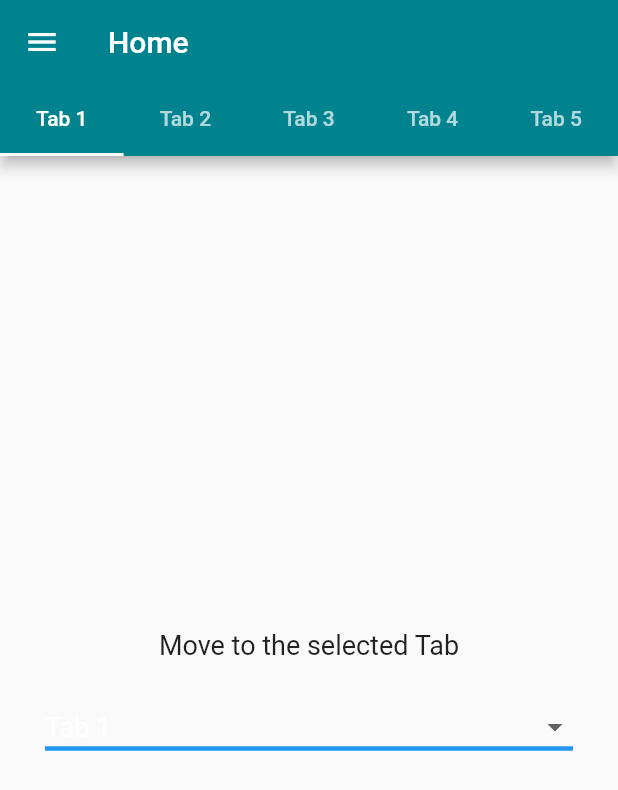
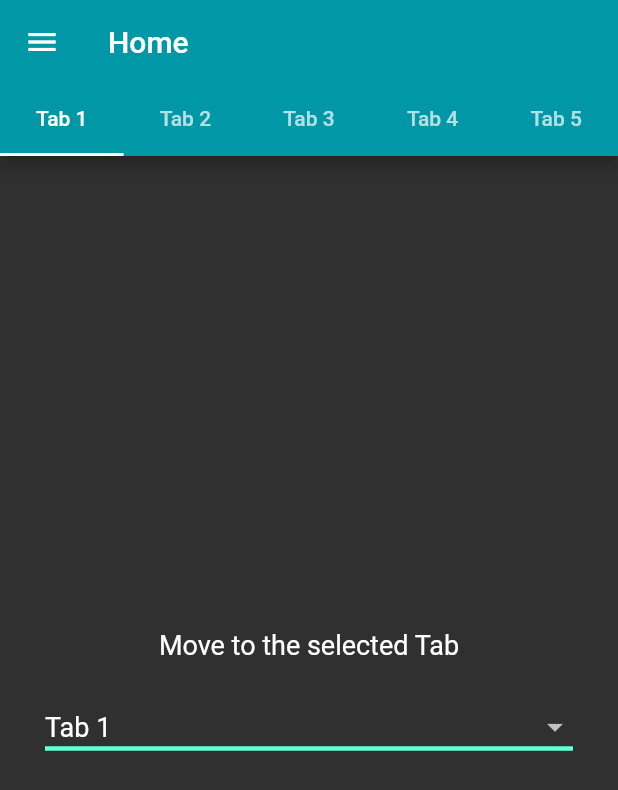
Before and after one commit to justEhmadSaeed/TabBar-Flutter, a Flutter app: the screen it shows after launch, on a phone screen of 412 x 824 dp. Shown: the top 790 px of the screen. Run offline on Flutter 3.47's test engine with Material 2 defaults, Android fonts, the phone set to English and light mode, and no system bars.

Commit message:
👌 IMPROVE: ADD Dark Mode

```diff
--- a/lib/DropDown.dart
+++ b/lib/DropDown.dart
@@ -33,7 +33,7 @@ class _DropDownState extends State<DropDown> {
           .toList(),
       underline: Container(
         height: 3,
-        color: Colors.blue,
+        color: Colors.tealAccent,
       ),
     );
   }
--- a/lib/HomePage.dart
+++ b/lib/HomePage.dart
@@ -32,7 +32,7 @@ class _HomePageState extends State<HomePage>
     return Scaffold(
       appBar: AppBar(
         title: Text('Home'),
-        backgroundColor: Colors.cyan[800],
+        backgroundColor: Colors.cyan[700],
         bottom: TabBar(
           controller: _tabController,
           indicatorColor: Colors.white,
@@ -89,6 +89,7 @@ class _HomePageState extends State<HomePage>
           ),
           Center(
             child: ElevatedButton(
+              style: kButtonStyle,
               onPressed: () {},
               child: Padding(
                 padding: const EdgeInsets.all(8.0),
@@ -107,7 +108,7 @@ class _HomePageState extends State<HomePage>
           ),
           Center(
             child: IconButton(
-              color: Colors.blue,
+              color: Colors.tealAccent,
               iconSize: 40,
               onPressed: () {},
               icon: Icon(Icons.accessible),
--- a/lib/PopUpClass.dart
+++ b/lib/PopUpClass.dart
@@ -18,7 +18,7 @@ class _PopUpClassState extends State<PopUpClass> {
       // initialValue: popupValue,
       icon: Icon(
         Icons.tab,
-        color: Colors.blue,
+        color: Colors.tealAccent,
       ),
       iconSize: 40,
       onSelected: (value) {
--- a/lib/constants.dart
+++ b/lib/constants.dart
@@ -5,5 +5,9 @@ final Icon kDrawerHeaderIcon = Icon(
   color: Colors.cyan[700],
   size: 30,
 );
-const kDropdownItemsStyle = TextStyle(fontSize: 18);
+const kDropdownItemsStyle = TextStyle(fontSize: 18, color: Colors.white);
 const kCheckboxListTileStyle = TextStyle(fontSize: 20);
+final kButtonStyle = ButtonStyle(
+  backgroundColor:
+      MaterialStateProperty.resolveWith((states) => Colors.tealAccent[700]),
+);
--- a/lib/main.dart
+++ b/lib/main.dart
@@ -11,6 +11,7 @@ class MyApp extends StatelessWidget {
   Widget build(BuildContext context) {
     return MaterialApp(
       title: 'Flutter TabBar',
+      theme: ThemeData.dark(),
       initialRoute: HomePage.route,
       routes: {
         HomePage.route: (context) => HomePage(),
```
Also changed, not shown: lib/DatePicker.dart (+9 -1 lines).
